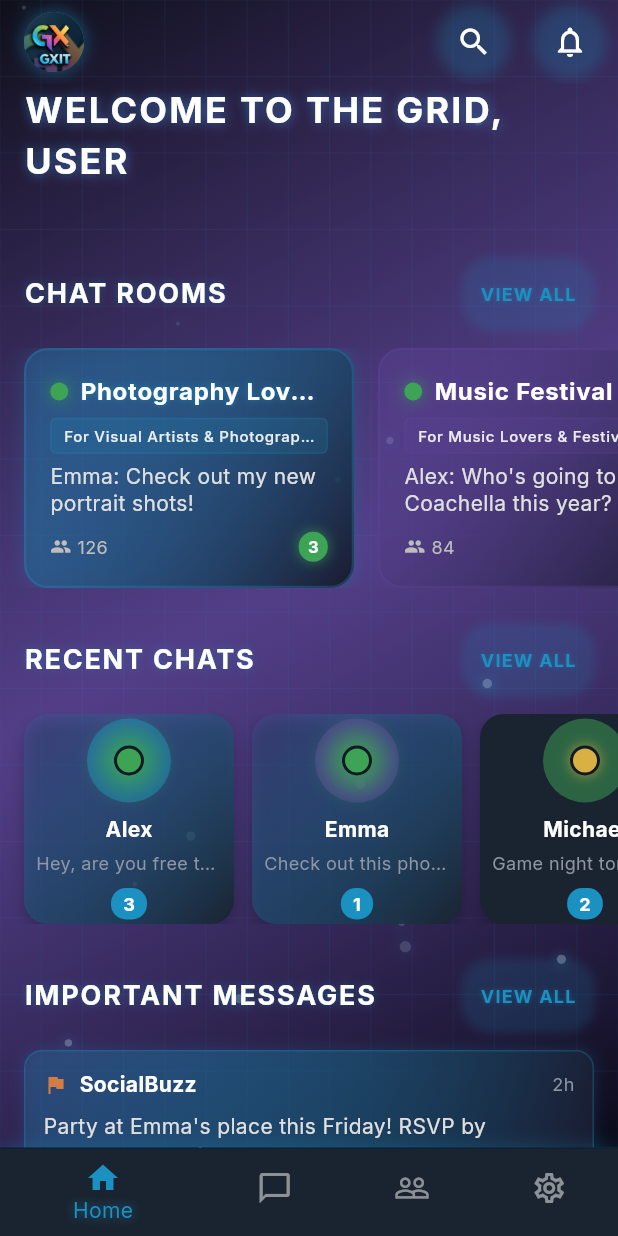
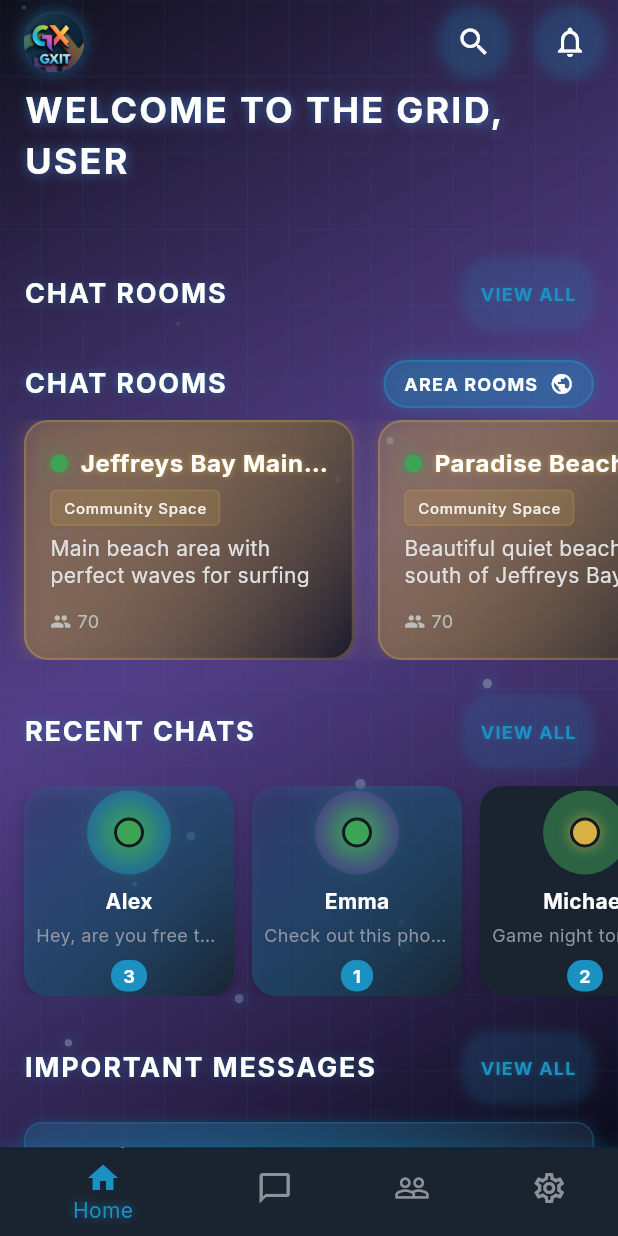
Before and after one commit to Franna88/gxit_2025, a Flutter app: the screen it shows once a user with an empty profile is signed in, on a phone screen of 412 x 824 dp. Run offline on Flutter 3.47's test engine with Material 3 defaults, Android fonts, the phone set to English and light mode, and no system bars; our stand-ins replace cloud_firestore, firebase_auth, firebase_core, geolocator, google_fonts, google_sign_in and 1 more; accounts and stored records are empty.

Commit message:
Added Area Based Chats

```diff
--- a/lib/screens/home_screen.dart
+++ b/lib/screens/home_screen.dart
@@ -6,6 +6,7 @@ import '../widgets/important_message_card.dart';
 import '../widgets/activity_card.dart';
 import '../widgets/contact_item.dart';
 import '../widgets/horizontal_chat_room_card.dart';
+import '../widgets/area_chat_room_section.dart';
 import 'contacts_screen.dart';
 import 'chat_screen.dart';
 import 'chats_screen.dart';
@@ -241,73 +242,10 @@ class _HomeScreenState extends State<HomeScreen> with TickerProviderStateMixin {
                   // Section header with neon effect
                   _buildSectionHeader('Chat Rooms'),
 
-                  // Chat Rooms List with neon glow
+                  // Area Chat Rooms Section
                   SliverToBoxAdapter(
-                    child: SizedBox(
-                      height: 160,
-                      child: ListView(
-                        scrollDirection: Axis.horizontal,
-                        padding: const EdgeInsets.symmetric(horizontal: 16),
-                        children: [
-                          HorizontalChatRoomCard(
-                            name: 'Photography Lovers',
-                            lastMessage:
-                                'Emma: Check out my new portrait shots!',
-                            lastActivity: DateTime.now().subtract(
-                              const Duration(minutes: 5),
-                            ),
-                            memberCount: 126,
-                            hasUnreadMessages: true,
-                            unreadCount: 3,
-                            onTap:
-                                () => _navigateToChat(
-                                  context,
-                                  'Photography Lovers',
-                                ),
-                          ),
-                          HorizontalChatRoomCard(
-                            name: 'Music Festival',
-                            lastMessage:
-                                "Alex: Who's going to Coachella this year?",
-                            lastActivity: DateTime.now().subtract(
-                              const Duration(hours: 1),
-                            ),
-                            memberCount: 84,
-                            hasUnreadMessages: true,
-                            unreadCount: 5,
-                            onTap:
-                                () =>
-                                    _navigateToChat(context, 'Music Festival'),
-                          ),
-                          HorizontalChatRoomCard(
-                            name: 'Travel Adventures',
-                            lastMessage:
-                                'Rachel: Just booked my flight to Thailand!',
-                            lastActivity: DateTime.now().subtract(
-                              const Duration(hours: 6),
-                            ),
-                            memberCount: 53,
-                            hasUnreadMessages: false,
-                            onTap:
-                                () => _navigateToChat(
-                                  context,
-                                  'Travel Adventures',
-                                ),
-                          ),
-                          HorizontalChatRoomCard(
-                            name: 'Gaming Squad',
-                            lastMessage:
-                                'Michael: Anyone up for Fortnite tonight?',
-                            lastActivity: DateTime.now().subtract(
-                              const Duration(days: 1),
-                            ),
-                            memberCount: 98,
-                            hasUnreadMessages: false,
-                            onTap:
-                                () => _navigateToChat(context, 'Gaming Squad'),
-                          ),
-                        ],
-                      ),
+                    child: AreaChatRoomSection(
+                      onRoomTap: (name) => _navigateToChat(context, name),
                     ),
                   ),
 
--- a/lib/services/location_service.dart
+++ b/lib/services/location_service.dart
@@ -10,6 +10,74 @@ class LocationService {
 
   String? _currentAreaName;
   Position? _lastPosition;
+
+  // Jeffreys Bay, South Africa coordinates
+  static const double jeffreysBayLat = -34.0507;
+  static const double jeffreysBayLng = 24.9307;
+
+  // Surrounding areas coordinates
+  static final Map<String, Map<String, dynamic>> jeffreysBayAreas = {
+    'Jeffreys Bay Main Beach': {
+      'lat': -34.0482,
+      'lng': 24.9312,
+      'description': 'Main beach area with perfect waves for surfing',
+      'radius': 2.0,
+    },
+    'Paradise Beach': {
+      'lat': -34.0744,
+      'lng': 24.9142,
+      'description': 'Beautiful quiet beach area south of Jeffreys Bay',
+      'radius': 3.0,
+    },
+    'Aston Bay': {
+      'lat': -34.0694,
+      'lng': 24.9046,
+      'description': 'Calm beach perfect for family activities',
+      'radius': 2.5,
+    },
+    'Marina Martinique': {
+      'lat': -34.0874,
+      'lng': 24.9151,
+      'description': 'Canal system with beautiful homes and water activities',
+      'radius': 2.0,
+    },
+    'Kabeljouws': {
+      'lat': -34.0098,
+      'lng': 24.9349,
+      'description': 'Nature reserve with beautiful coastline',
+      'radius': 4.0,
+    },
+    'Humansdorp': {
+      'lat': -34.0307,
+      'lng': 24.7673,
+      'description': 'Nearby town with shopping and services',
+      'radius': 5.0,
+    },
+    'St Francis Bay': {
+      'lat': -34.1715,
+      'lng': 24.8419,
+      'description': 'Coastal village with canals and golf courses',
+      'radius': 4.0,
+    },
+    'Cape St Francis': {
+      'lat': -34.2049,
+      'lng': 24.8361,
+      'description': 'Historic lighthouse and penguin rehabilitation center',
+      'radius': 3.0,
+    },
+    'Oyster Bay': {
+      'lat': -34.1742,
+      'lng': 24.6593,
+      'description': 'Small coastal village with beautiful beaches',
+      'radius': 3.0,
+    },
+    'Supertubes': {
+      'lat': -34.0531,
+      'lng': 24.9265,
+      'description': 'World-famous surf spot with perfect right-hand break',
+      'radius': 1.0,
+    },
+  };
 
   LocationService({FirebaseFirestore? firestore})
     : _firestore = firestore ?? FirebaseFirestore.instance;
@@ -73,8 +141,8 @@ class LocationService {
       );
       return _currentAreaName!;
     } else {
-      // Fallback area name if we can't get location
-      return "Unknown Area";
+      // Fallback to Jeffreys Bay area if we can't get location
+      return "Jeffreys Bay";
     }
   }
 
@@ -88,7 +156,7 @@ class LocationService {
       );
       return _currentAreaName!;
     } else {
-      return "Unknown Area";
+      return "Jeffreys Bay";
     }
   }
 
@@ -103,8 +171,24 @@ class LocationService {
   // Get nearby area chat rooms
   Future<List<AreaChatRoom>> getNearbyAreaChatRooms() async {
     final position = await getCurrentLocation();
+    Position currentPosition;
+
     if (position == null) {
-      return [];
+      // Use Jeffreys Bay coordinates if we can't get location
+      currentPosition = Position(
+        latitude: jeffreysBayLat,
+        longitude: jeffreysBayLng,
+        timestamp: DateTime.now(),
+        accuracy: 0,
+        altitude: 0,
+        heading: 0,
+        speed: 0,
+        speedAccuracy: 0,
+        altitudeAccuracy: 0,
+        headingAccuracy: 0,
+      );
+    } else {
+      currentPosition = position;
     }
 
     try {
@@ -116,20 +200,20 @@ class LocationService {
       final snapshot = await _firestore.collection('areaChatRooms').get();
 
       if (snapshot.docs.isEmpty) {
-        // If no rooms exist, generate and return sample ones
-        return _generateSampleAreaChatRooms(position);
+        // If no rooms exist, generate Jeffreys Bay area chat rooms
+        return _generateJeffreysBayAreaChatRooms();
       }
 
       final chatRooms =
           snapshot.docs
               .map((doc) => AreaChatRoom.fromFirestore(doc))
-              .where((room) => _isRoomNearby(room, position))
+              .where((room) => _isRoomNearby(room, currentPosition))
               .toList();
 
       return chatRooms;
     } catch (e) {
       debugPrint('Error fetching area chat rooms: $e');
-      return _generateSampleAreaChatRooms(position);
+      return _generateJeffreysBayAreaChatRooms();
     }
   }
 
@@ -141,6 +225,34 @@ class LocationService {
     );
 
     return room.isLocationInArea(userLocation);
+  }
+
+  // Generate Jeffreys Bay area chat rooms
+  List<AreaChatRoom> _generateJeffreysBayAreaChatRooms() {
+    final List<AreaChatRoom> chatRooms = [];
+
+    // Create a chat room for each defined area
+    jeffreysBayAreas.forEach((areaName, details) {
+      chatRooms.add(
+        AreaChatRoom(
+          id: 'area-${areaName.toLowerCase().replaceAll(' ', '-')}',
+          name: areaName,
+          memberIds: [],
+          areaName: areaName,
+          location: GeoPoint(details['lat'], details['lng']),
+          radius: details['radius'],
+          description: details['description'],
+          isOfficial: true,
+          memberCount: Random().nextInt(100) + 50,
+          isPublic: true,
+          createdAt: DateTime.now().subtract(
+            Duration(days: Random().nextInt(90)),
+          ),
+        ),
+      );
+    });
+
+    return chatRooms;
   }
 
   // Generate sample area chat rooms for testing
@@ -170,6 +282,11 @@ class LocationService {
     }).toList();
   }
 
+  // Get all official area chat rooms
+  Future<List<AreaChatRoom>> getOfficialAreaChatRooms() {
+    return Future.value(_generateJeffreysBayAreaChatRooms());
+  }
+
   // Create a new area chat room for a specific location
   Future<String?> createAreaChatRoom(AreaChatRoom room) async {
     try {
--- /dev/null
+++ b/lib/widgets/area_chat_room_section.dart
@@ -0,0 +1,225 @@
+import 'package:flutter/material.dart';
+import '../constants.dart';
+import '../models/area_chat_room.dart';
+import '../services/location_service.dart';
+import 'horizontal_chat_room_card.dart';
+import 'dart:math' as math;
+
+class AreaChatRoomSection extends StatefulWidget {
+  final Function(String) onRoomTap;
+
+  const AreaChatRoomSection({Key? key, required this.onRoomTap})
+    : super(key: key);
+
+  @override
+  State<AreaChatRoomSection> createState() => _AreaChatRoomSectionState();
+}
+
+class _AreaChatRoomSectionState extends State<AreaChatRoomSection>
+    with SingleTickerProviderStateMixin {
+  final LocationService _locationService = LocationService();
+  bool _showOfficialRooms = true;
+  List<AreaChatRoom> _areaChatRooms = [];
+  bool _isLoading = true;
+
+  late AnimationController _pulseController;
+  late Animation<double> _pulseAnimation;
+
+  @override
+  void initState() {
+    super.initState();
+    _loadChatRooms();
+
+    // Pulse animation for neon elements
+    _pulseController = AnimationController(
+      vsync: this,
+      duration: const Duration(milliseconds: 2000),
+    )..repeat(reverse: true);
+
+    _pulseAnimation = Tween<double>(begin: 0.8, end: 1.0).animate(
+      CurvedAnimation(parent: _pulseController, curve: Curves.easeInOut),
+    );
+  }
+
+  @override
+  void dispose() {
+    _pulseController.dispose();
+    super.dispose();
+  }
+
+  Future<void> _loadChatRooms() async {
+    setState(() {
+      _isLoading = true;
+    });
+
+    try {
+      if (_showOfficialRooms) {
+        final rooms = await _locationService.getOfficialAreaChatRooms();
+        setState(() {
+          _areaChatRooms = rooms;
+          _isLoading = false;
+        });
+      } else {
+        // In a real app, this would load user-created chat rooms
+        // For demo, we'll just use the sample rooms with different IDs
+        final rooms = await _locationService.getNearbyAreaChatRooms();
+        final random = math.Random();
+        final userRooms =
+            rooms.map((room) {
+              return AreaChatRoom(
+                id: 'user-${random.nextInt(10000)}',
+                name: 'User Group: ${room.name}',
+                memberIds: [],
+                areaName: room.areaName,
+                location: room.location,
+                radius: room.radius,
+                description: 'User created group for ${room.areaName}',
+                isOfficial: false,
+                createdAt: DateTime.now().subtract(
+                  Duration(days: random.nextInt(30)),
+                ),
+                memberCount: random.nextInt(30) + 3,
+              );
+            }).toList();
+
+        setState(() {
+          _areaChatRooms = userRooms;
+          _isLoading = false;
+        });
+      }
+    } catch (e) {
+      debugPrint('Error loading chat rooms: $e');
+      setState(() {
+        _areaChatRooms = [];
+        _isLoading = false;
+      });
+    }
+  }
+
+  @override
+  Widget build(BuildContext context) {
+    return Column(
+      children: [
+        // Section header with toggle
+        Padding(
+          padding: const EdgeInsets.fromLTRB(16, 8, 16, 8),
+          child: Row(
+            mainAxisAlignment: MainAxisAlignment.spaceBetween,
+            children: [
+              // Section Title with neon effect
+              AnimatedBuilder(
+                animation: _pulseController,
+                builder: (context, child) {
+                  return Text(
+                    'CHAT ROOMS',
+                    style: TextStyle(
+                      fontSize: 18,
+                      fontWeight: FontWeight.bold,
+                      color: Colors.white,
+                      letterSpacing: 1.2,
+                      shadows: [
+                        Shadow(
+                          color: AppColors.primaryBlue.withOpacity(
+                            0.7 * _pulseAnimation.value,
+                          ),
+                          blurRadius: 8 * _pulseAnimation.value,
+                        ),
+                      ],
+                    ),
+                  );
+                },
+              ),
+
+              // Toggle Switch
+              InkWell(
+                onTap: () {
+                  setState(() {
+                    _showOfficialRooms = !_showOfficialRooms;
+                  });
+                  _loadChatRooms();
+                },
+                borderRadius: BorderRadius.circular(20),
+                child: Container(
+                  padding: const EdgeInsets.symmetric(
+                    horizontal: 12,
+                    vertical: 6,
+                  ),
+                  decoration: BoxDecoration(
+                    color:
+                        _showOfficialRooms
+                            ? AppColors.primaryBlue.withOpacity(0.2)
+                            : AppColors.primaryPurple.withOpacity(0.2),
+                    borderRadius: BorderRadius.circular(20),
+                    border: Border.all(
+                      color:
+                          _showOfficialRooms
+                              ? AppColors.primaryBlue.withOpacity(0.5)
+                              : AppColors.primaryPurple.withOpacity(0.5),
+                      width: 1.5,
+                    ),
+                    boxShadow: [
+                      BoxShadow(
+                        color:
+                            _showOfficialRooms
+                                ? AppColors.primaryBlue.withOpacity(0.3)
+                                : AppColors.primaryPurple.withOpacity(0.3),
+                        blurRadius: 8,
+                        spreadRadius: 1,
+                      ),
+                    ],
+                  ),
+                  child: Row(
+                    children: [
+                      Text(
+                        _showOfficialRooms ? 'AREA ROOMS' : 'PRIVATE ROOMS',
+                        style: TextStyle(
+                          fontSize: 12,
+                          fontWeight: FontWeight.bold,
+                          color: Colors.white,
+                          letterSpacing: 0.8,
+                        ),
+                      ),
+                      const SizedBox(width: 8),
+                      Icon(
+                        _showOfficialRooms ? Icons.public : Icons.lock,
+                        size: 16,
+                        color: Colors.white,
+                      ),
+                    ],
+                  ),
+                ),
+              ),
+            ],
+          ),
+        ),
+
+        // Room List
+        SizedBox(
+          height: 160,
+          child:
+              _isLoading
+                  ? const Center(child: CircularProgressIndicator())
+                  : ListView.builder(
+                    scrollDirection: Axis.horizontal,
+                    padding: const EdgeInsets.symmetric(horizontal: 16),
+                    itemCount: _areaChatRooms.length,
+                    itemBuilder: (context, index) {
+                      final room = _areaChatRooms[index];
+                      return HorizontalChatRoomCard(
+                        name: room.name,
+                        lastMessage:
+                            room.description ??
+                            'Join the conversation in ${room.areaName}',
+                        lastActivity: room.createdAt ?? DateTime.now(),
+                        memberCount: room.memberCount,
+                        hasUnreadMessages: math.Random().nextBool(),
+                        unreadCount: math.Random().nextInt(5),
+                        onTap: () => widget.onRoomTap(room.name),
+                      );
+                    },
+                  ),
+        ),
+      ],
+    );
+  }
+}
```
